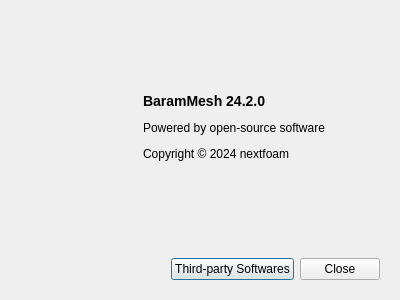
The window that baramMesh/view/menu/help/about_dialog.ui (nextfoam/baram) describes before a commit, drawn with Qt 5.
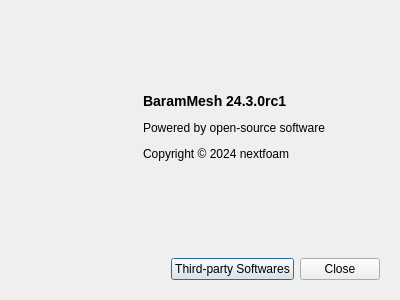
The same window after the commit.

```diff
--- a/baramMesh/view/menu/help/about_dialog.ui
+++ b/baramMesh/view/menu/help/about_dialog.ui
@@ -90,7 +90,7 @@
          </sizepolicy>
         </property>
         <property name="text">
-         <string>&lt;p&gt;&lt;b&gt;&lt;font size=&quot;4&quot;&gt;BaramMesh 24.2.0&lt;/font&gt;&lt;/b&gt;&lt;/p&gt;
+         <string>&lt;p&gt;&lt;b&gt;&lt;font size=&quot;4&quot;&gt;BaramMesh 24.3.0rc1&lt;/font&gt;&lt;/b&gt;&lt;/p&gt;
 
 &lt;p&gt;Powered by open-source software&lt;/p&gt;
 
```
